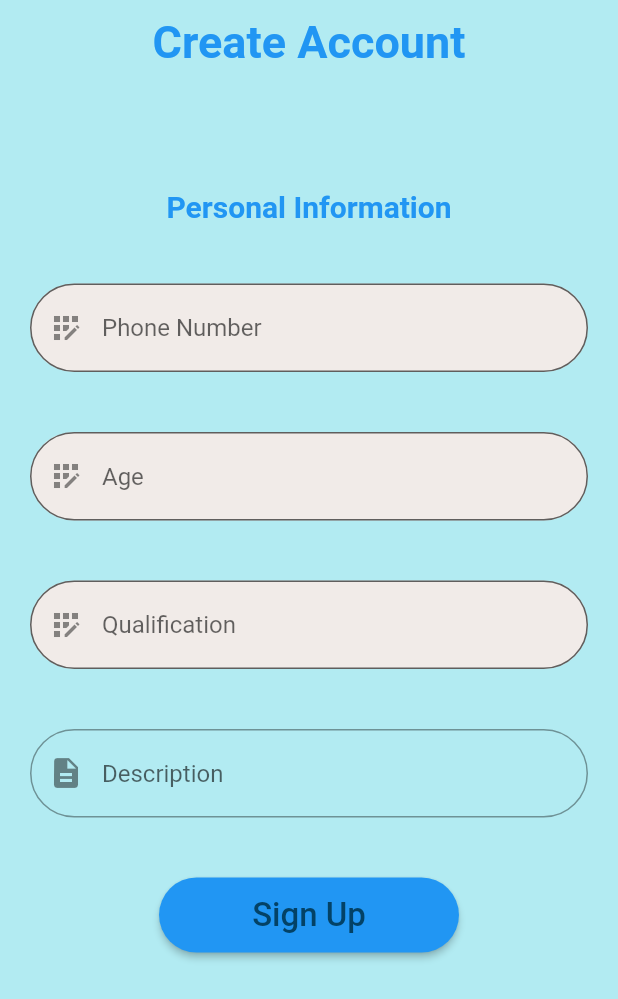
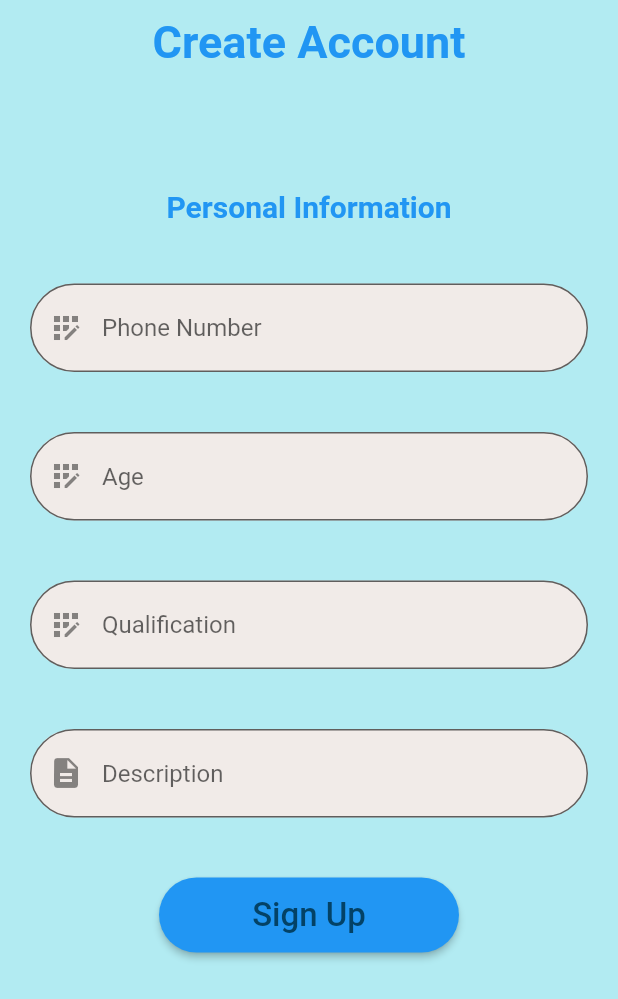
Before and after one commit to UzairAliNusrat/Tuition-App, a Flutter app: the signupPage2 screen opened directly with empty values, on a phone screen of 412 x 824 dp. Shown: the top 999 px of the screen. Run offline on Flutter 3.47's test engine with Material 2 defaults, Android fonts, the phone set to English and light mode, and no system bars; our stand-ins replace bloc, cloud_firestore, firebase_auth, firebase_core, firebase_storage, flutter_bloc and 3 more; accounts and stored records are empty; network calls fail; Roboto replaces fonts that are missing (Arvo).

```diff
--- a/lib/Screens/SignUpPage2/signupPage2.dart
+++ b/lib/Screens/SignUpPage2/signupPage2.dart
@@ -125,8 +125,7 @@ class signupPage2 extends StatelessWidget {
                             border: OutlineInputBorder(
                                 borderRadius:
                                     BorderRadius.all(Radius.circular(30)),
-                                    borderSide:
-                                        BorderSide(color: Colors.blue))),
+                                borderSide: BorderSide(color: Colors.blue))),
                         maxLines: null,
                       ),
                     ),
@@ -217,6 +216,8 @@ class signupPage2 extends StatelessWidget {
                       child: TextField(
                         controller: AboutController,
                         decoration: const InputDecoration(
+                            filled: true,
+                            fillColor: Color.fromARGB(255, 241, 235, 232),
                             prefixIcon: Icon(Icons.description),
                             hintText: "Description",
                             border: OutlineInputBorder(
```
Lines whose indentation alone changed are shown as unchanged.
